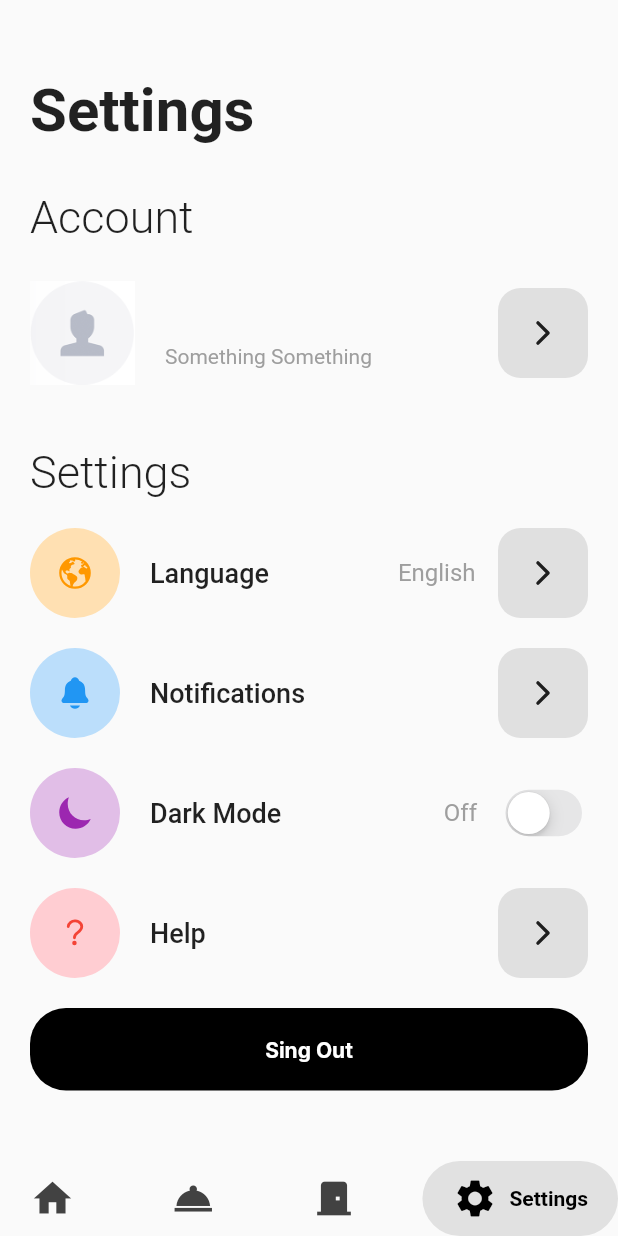
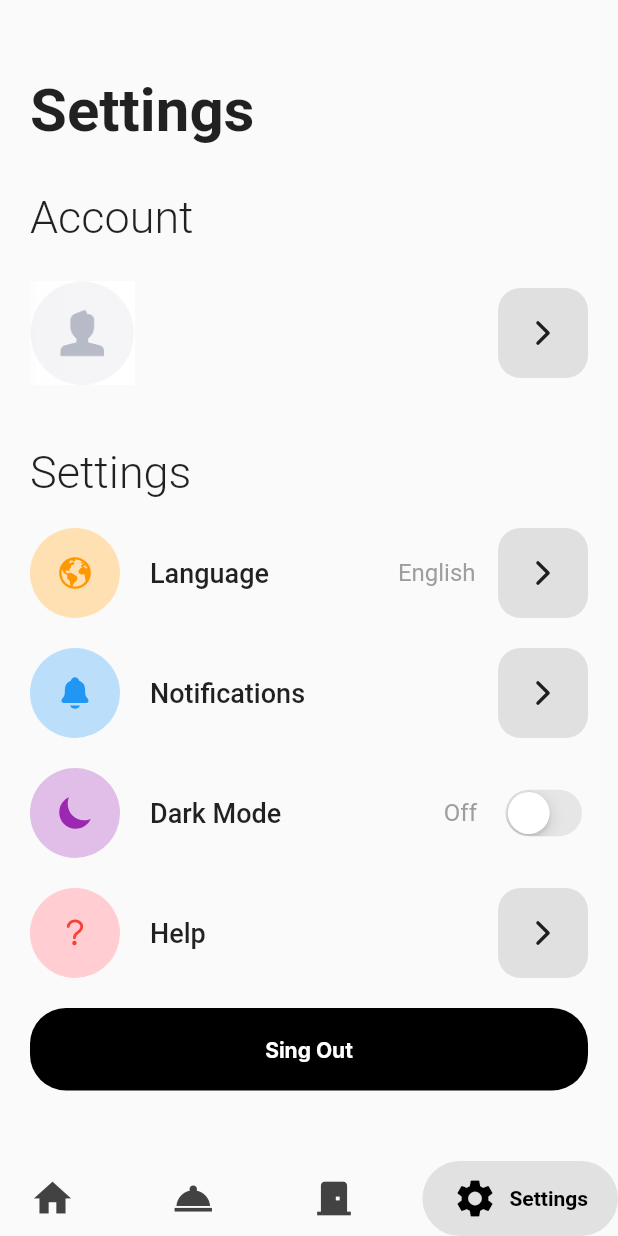
Before and after one commit to Karlo11111/Aedis---HotelSoftvare-using-Flutter, a Flutter app: the screen it shows once a user with an empty profile is signed in, item 4 of the bottom bar chosen, on a phone screen of 412 x 824 dp. Run offline on Flutter 3.47's test engine with Material 2 defaults, Android fonts, the phone set to English and light mode, and no system bars; drawn by our look-alikes of google_nav_bar; our stand-ins replace cloud_firestore, email_validator, firebase_auth, firebase_core, font_awesome_flutter, google_fonts and 3 more; accounts and stored records are empty; Roboto replaces fonts that are missing (Inder).

Commit message:
Put real email instead of "Something Something" text

```diff
--- a/lib/pages/options_page.dart
+++ b/lib/pages/options_page.dart
@@ -22,7 +22,9 @@ class _OptionsPageState extends State<OptionsPage> {
   void signOut() {
     FirebaseAuth.instance.signOut();
   }
+
   String userName = ''; // Set an initial value until the data is fetched
+  String userEmail = '';
 
   @override
   void initState() {
@@ -45,8 +47,10 @@ class _OptionsPageState extends State<OptionsPage> {
         //if userDoc (document specific to each user) exists it sets the Name field as a string called name
         if (userDoc.exists) {
           String name = userDoc['Name'] as String;
+          String email = userDoc['UserEmail'] as String;
           setState(() {
             userName = name;
+            userEmail = email;
           });
         } else {
           print('User document does not exist.');
@@ -120,7 +124,7 @@ class _OptionsPageState extends State<OptionsPage> {
                             height: 10,
                           ),
                           Text(
-                            "Something Something",
+                            userEmail,
                             style: GoogleFonts.inder(
                                 fontSize: 14, color: Colors.grey),
                           )
```
